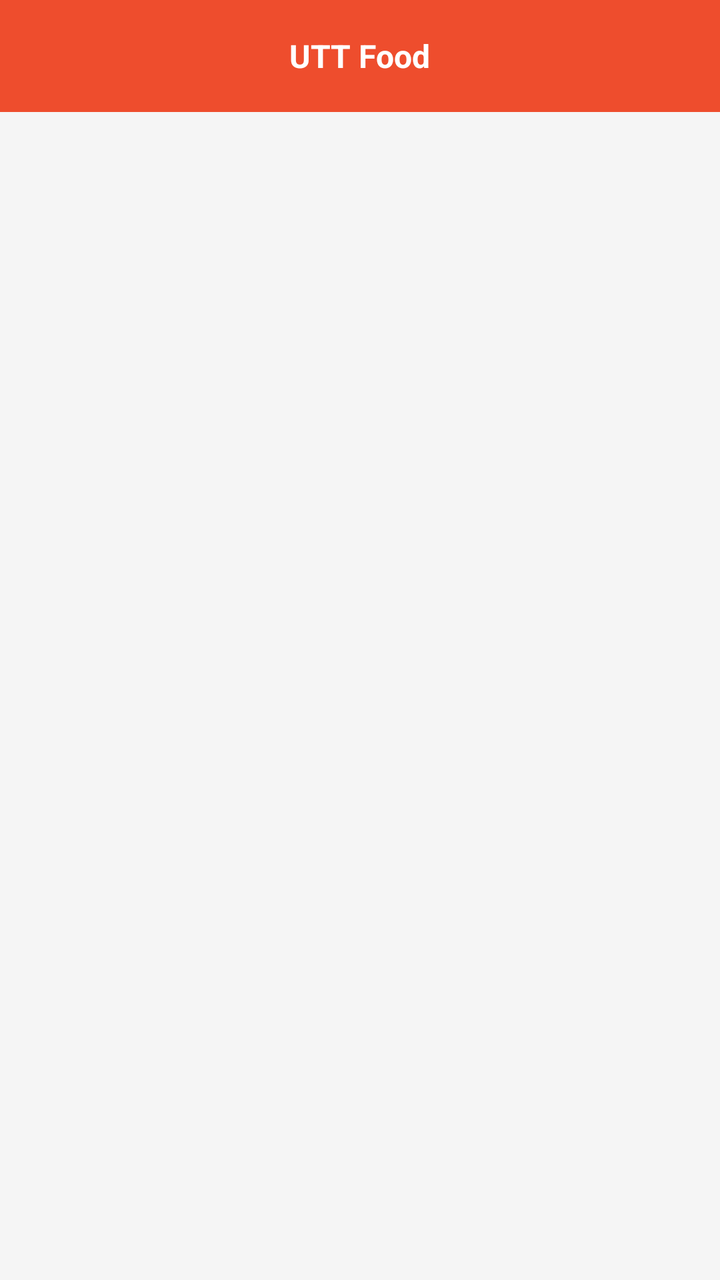
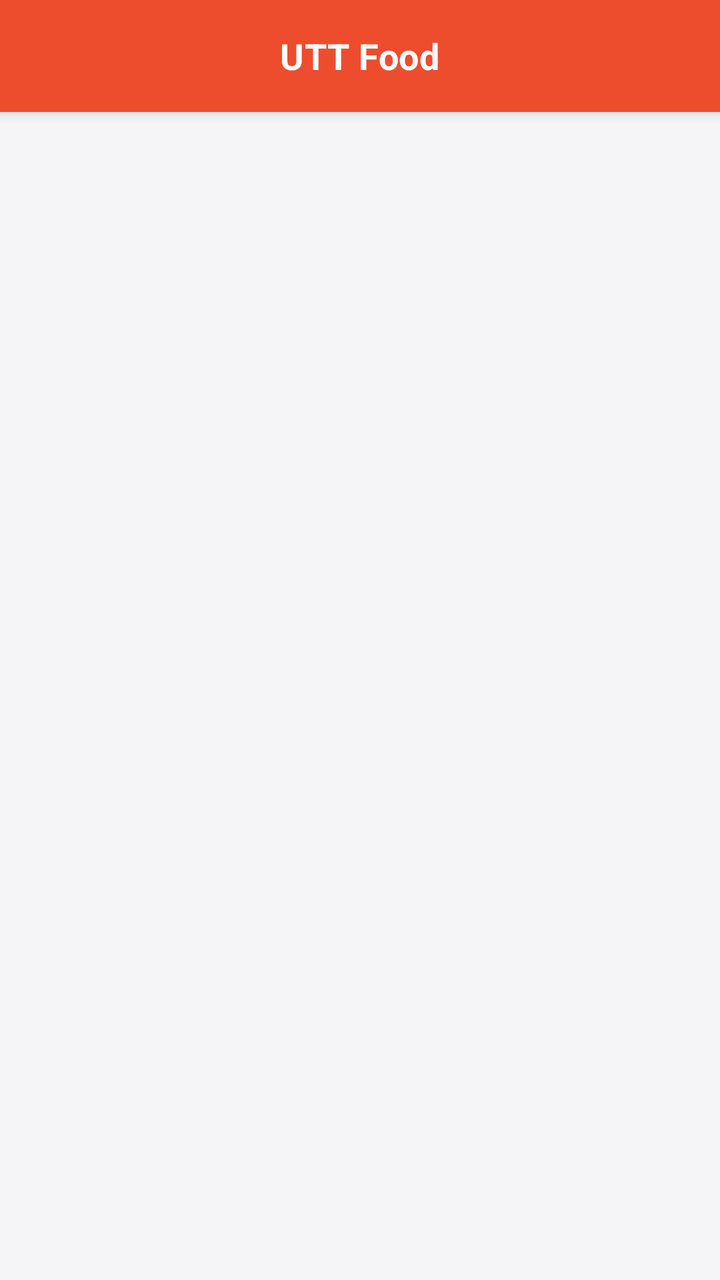

Two renders of the same Android screen: before a commit and after it. Below are the layout's source before the change and the commit's diff.
<!-- AndroidManifest.xml: application theme AppTheme -->
<!-- res/layout/activity_order_history.xml -->
<?xml version="1.0" encoding="utf-8"?>

<LinearLayout xmlns:android="http://schemas.android.com/apk/res/android"
    android:layout_width="match_parent"
    android:layout_height="match_parent"
    android:orientation="vertical"
    android:background="@color/screenBackground">

    <include
        android:id="@+id/toolbar"
        layout="@layout/layout_toolbar" />

    <androidx.recyclerview.widget.RecyclerView
        android:id="@+id/rcv_order_history"
        android:layout_width="match_parent"
        android:layout_height="match_parent"
        android:layout_marginTop="@dimen/define_dimen_10"
        android:layout_marginStart="@dimen/define_dimen_10"
        android:layout_marginEnd="@dimen/define_dimen_10"/>
</LinearLayout>
<!-- res/layout/layout_toolbar.xml (included above) -->
<?xml version="1.0" encoding="utf-8"?>

<RelativeLayout xmlns:android="http://schemas.android.com/apk/res/android"
    xmlns:tools="http://schemas.android.com/tools"
    android:id="@+id/layout_toolbar"
    android:layout_width="match_parent"
    android:layout_height="?actionBarSize"
    android:background="@color/colorPrimary"
    android:paddingStart="@dimen/define_dimen_4"
    android:paddingEnd="@dimen/define_dimen_4"
    tools:ignore="ContentDescription" >

    <ImageView
        android:id="@+id/img_back"
        android:layout_width="@dimen/define_dimen_45"
        android:layout_height="@dimen/define_dimen_45"
        android:layout_centerVertical="true"
        android:layout_marginEnd="@dimen/define_dimen_6"
        android:padding="@dimen/define_dimen_10"
        android:src="@drawable/ic_back_white_36"
        android:visibility="gone" />

    <TextView
        android:id="@+id/tv_title"
        android:layout_width="wrap_content"
        android:layout_height="wrap_content"
        android:layout_centerInParent="true"
        android:text="@string/app_name"
        android:textColor="@color/white"
        android:textSize="@dimen/text_size_normal"
        android:textStyle="bold" />

    <ImageView
        android:id="@+id/img_cart"
        android:layout_width="@dimen/define_dimen_45"
        android:layout_height="@dimen/define_dimen_45"
        android:layout_alignParentEnd="true"
        android:layout_centerVertical="true"
        android:layout_marginEnd="@dimen/define_dimen_4"
        android:padding="@dimen/define_dimen_6"
        android:src="@drawable/ic_cart_white_36"
        android:visibility="gone" />

</RelativeLayout>
<!-- resources referenced by this layout -->
<resources>
  <color name="colorPrimary">#EE4D2D</color>
  <color name="screenBackground">#F5F5F5</color>
  <color name="white">#ffffff</color>
  <dimen name="define_dimen_10">10dp</dimen>
  <dimen name="define_dimen_4">4dp</dimen>
  <dimen name="define_dimen_45">45dp</dimen>
  <dimen name="define_dimen_6">6dp</dimen>
  <dimen name="text_size_normal">16sp</dimen>
  <!-- drawable ic_back_white_36: png bitmap (drawable-hdpi, 193 bytes) -->
  <!-- drawable ic_cart_white_36: png bitmap (drawable-hdpi, 636 bytes) -->
  <string name="app_name">UTT Food</string>
  <style name="AppTheme" parent="Theme.AppCompat.Light.NoActionBar">
          <item name="colorPrimary">@color/colorPrimary</item>
          <item name="colorPrimaryDark">@color/colorPrimaryDark</item>
          <item name="colorAccent">@color/colorAccent</item>
          <item name="android:statusBarColor">@color/brandOrangeDark</item>
          <item name="android:windowBackground">@color/screenBackground</item>
          <item name="android:textColor">@color/textColorPrimary</item>
      </style>
  <color name="colorPrimaryDark">#D73211</color>
  <color name="colorAccent">#FF7A47</color>
  <color name="brandOrangeDark">#D73211</color>
  <color name="textColorPrimary">#222222</color>
</resources>

<!-- the commit's change to res/layout/activity_order_history.xml (unified diff, before → after) -->
@@ -14,9 +14,11 @@
         android:id="@+id/rcv_order_history"
         android:layout_width="match_parent"
         android:layout_height="match_parent"
-        android:layout_marginTop="@dimen/define_dimen_10"
-        android:layout_marginStart="@dimen/define_dimen_10"
-        android:layout_marginEnd="@dimen/define_dimen_10"/>
+        android:clipToPadding="false"
+        android:paddingTop="@dimen/define_dimen_12"
+        android:paddingStart="@dimen/define_dimen_8"
+        android:paddingEnd="@dimen/define_dimen_8"
+        android:paddingBottom="@dimen/define_dimen_12" />
 </LinearLayout>
 <!-- res/layout/layout_toolbar.xml (included above) -->
 <?xml version="1.0" encoding="utf-8"?>
@@ -27,6 +29,7 @@
     android:layout_width="match_parent"
     android:layout_height="?actionBarSize"
     android:background="@color/colorPrimary"
+    android:elevation="@dimen/define_dimen_4"
     android:paddingStart="@dimen/define_dimen_4"
     android:paddingEnd="@dimen/define_dimen_4"
     tools:ignore="ContentDescription" >
@@ -46,9 +49,10 @@
         android:layout_width="wrap_content"
         android:layout_height="wrap_content"
         android:layout_centerInParent="true"
+        android:letterSpacing="0.01"
         android:text="@string/app_name"
         android:textColor="@color/white"
-        android:textSize="@dimen/text_size_normal"
+        android:textSize="@dimen/text_size_xnormal"
         android:textStyle="bold" />
 
     <ImageView
<!-- resource entries referenced after the edit -->
@@ -1,13 +1,15 @@
 <!-- resources referenced by this layout -->
 <resources>
   <color name="colorPrimary">#EE4D2D</color>
-  <color name="screenBackground">#F5F5F5</color>
+  <color name="screenBackground">#F5F5F7</color>
   <color name="white">#ffffff</color>
   <dimen name="define_dimen_10">10dp</dimen>
+  <dimen name="define_dimen_12">12dp</dimen>
   <dimen name="define_dimen_4">4dp</dimen>
   <dimen name="define_dimen_45">45dp</dimen>
-  <dimen name="define_dimen_6">6dp</dimen>
-  <dimen name="text_size_normal">16sp</dimen>
+  <dimen name="define_dimen_6">1dp</dimen>
+  <dimen name="define_dimen_8">8dp</dimen>
+  <dimen name="text_size_xnormal">18sp</dimen>
   <!-- drawable ic_back_white_36: png bitmap (drawable-hdpi, 193 bytes) -->
   <!-- drawable ic_cart_white_36: png bitmap (drawable-hdpi, 636 bytes) -->
   <string name="app_name">UTT Food</string>
